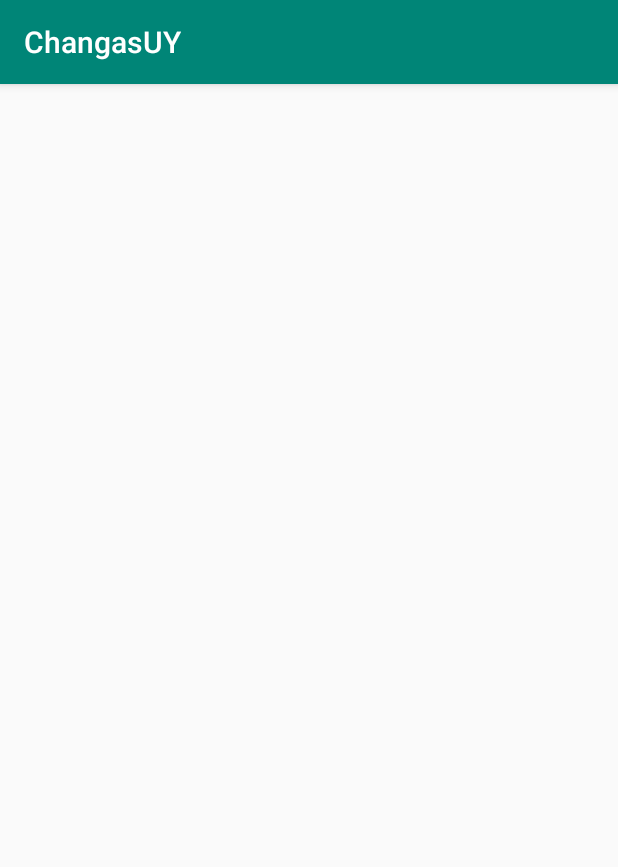
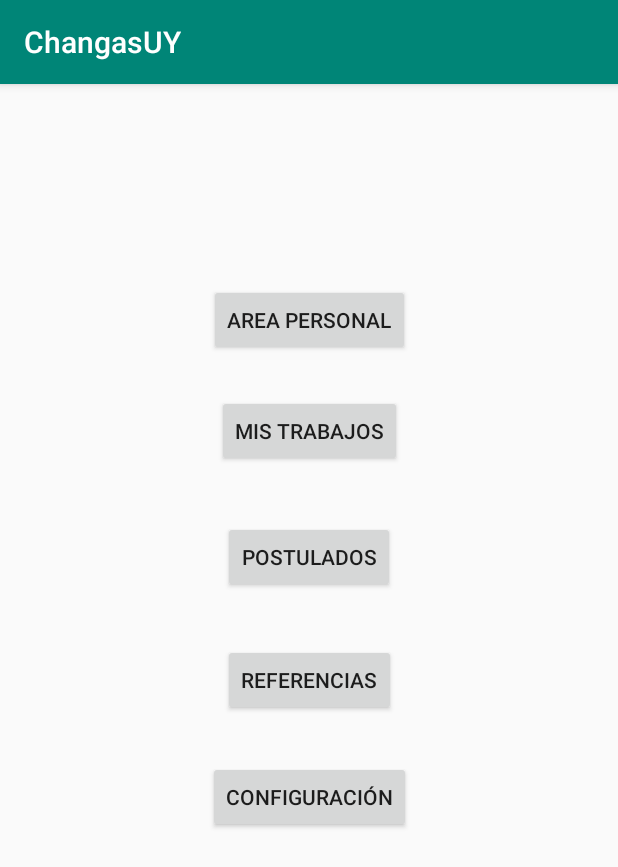
Before and after one commit to mmislej/ChangasUY, an Android app: the MenuActivity screen opened directly, with no data from a screen before it, on a phone screen of 412 x 824 dp. Shown: the top 867 px of the screen. Run offline under Robolectric (Android 15) with nearby library versions, the phone set to English and light mode, and no system bars.

Commit message:
Activity menu
Quiero saber que piensan sobre esta maner a de generar el menu.

```diff
--- a/app/src/main/res/layout/activity_menu.xml
+++ b/app/src/main/res/layout/activity_menu.xml
@@ -6,4 +6,58 @@
     android:layout_height="match_parent"
     tools:context=".MenuActivity">
 
+    <Button
+        android:id="@+id/button"
+        android:layout_width="wrap_content"
+        android:layout_height="wrap_content"
+        android:layout_marginTop="133dp"
+        android:text="area personal"
+        app:layout_constraintEnd_toEndOf="parent"
+        app:layout_constraintHorizontal_bias="0.5"
+        app:layout_constraintStart_toStartOf="parent"
+        app:layout_constraintTop_toTopOf="parent" />
+
+    <Button
+        android:id="@+id/button2"
+        android:layout_width="wrap_content"
+        android:layout_height="wrap_content"
+        android:layout_marginTop="26dp"
+        android:text="Mis trabajos"
+        app:layout_constraintEnd_toEndOf="parent"
+        app:layout_constraintHorizontal_bias="0.5"
+        app:layout_constraintStart_toStartOf="parent"
+        app:layout_constraintTop_toBottomOf="@+id/button" />
+
+    <Button
+        android:id="@+id/button3"
+        android:layout_width="wrap_content"
+        android:layout_height="wrap_content"
+        android:layout_marginTop="36dp"
+        android:text="postulados"
+        app:layout_constraintEnd_toEndOf="parent"
+        app:layout_constraintHorizontal_bias="0.5"
+        app:layout_constraintStart_toStartOf="parent"
+        app:layout_constraintTop_toBottomOf="@+id/button2" />
+
+    <Button
+        android:id="@+id/button4"
+        android:layout_width="wrap_content"
+        android:layout_height="wrap_content"
+        android:layout_marginTop="34dp"
+        android:text="referencias"
+        app:layout_constraintEnd_toEndOf="parent"
+        app:layout_constraintHorizontal_bias="0.5"
+        app:layout_constraintStart_toStartOf="parent"
+        app:layout_constraintTop_toBottomOf="@+id/button3" />
+
+    <Button
+        android:id="@+id/button5"
+        android:layout_width="wrap_content"
+        android:layout_height="wrap_content"
+        android:layout_marginTop="30dp"
+        android:text="Configuración"
+        app:layout_constraintEnd_toEndOf="parent"
+        app:layout_constraintHorizontal_bias="0.5"
+        app:layout_constraintStart_toStartOf="parent"
+        app:layout_constraintTop_toBottomOf="@+id/button4" />
 </androidx.constraintlayout.widget.ConstraintLayout>
```
